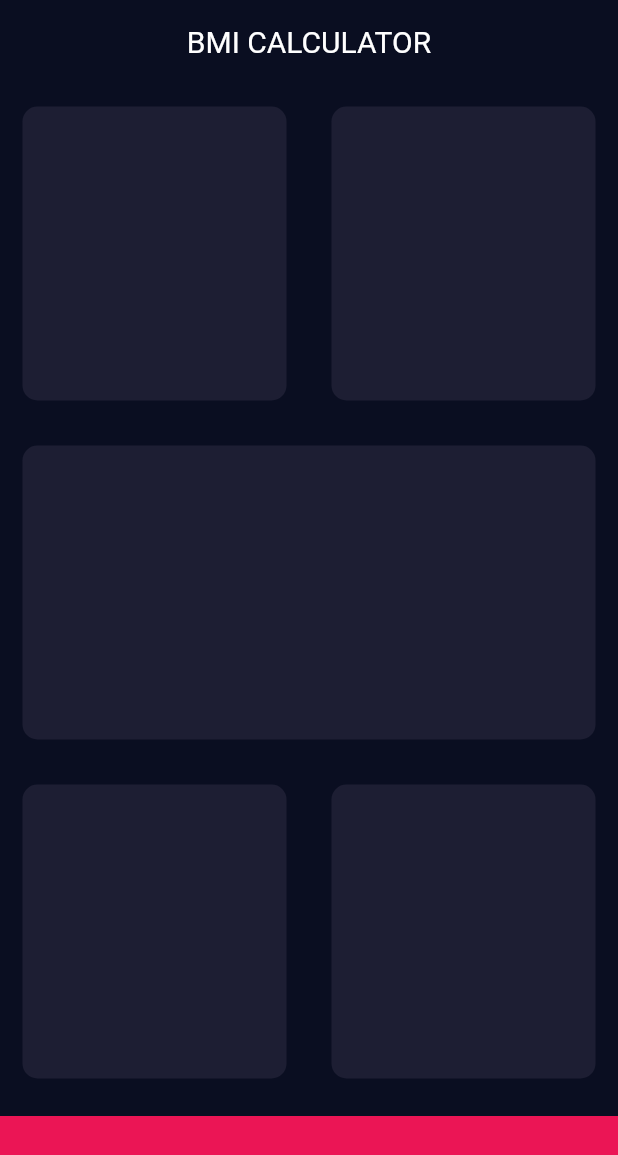
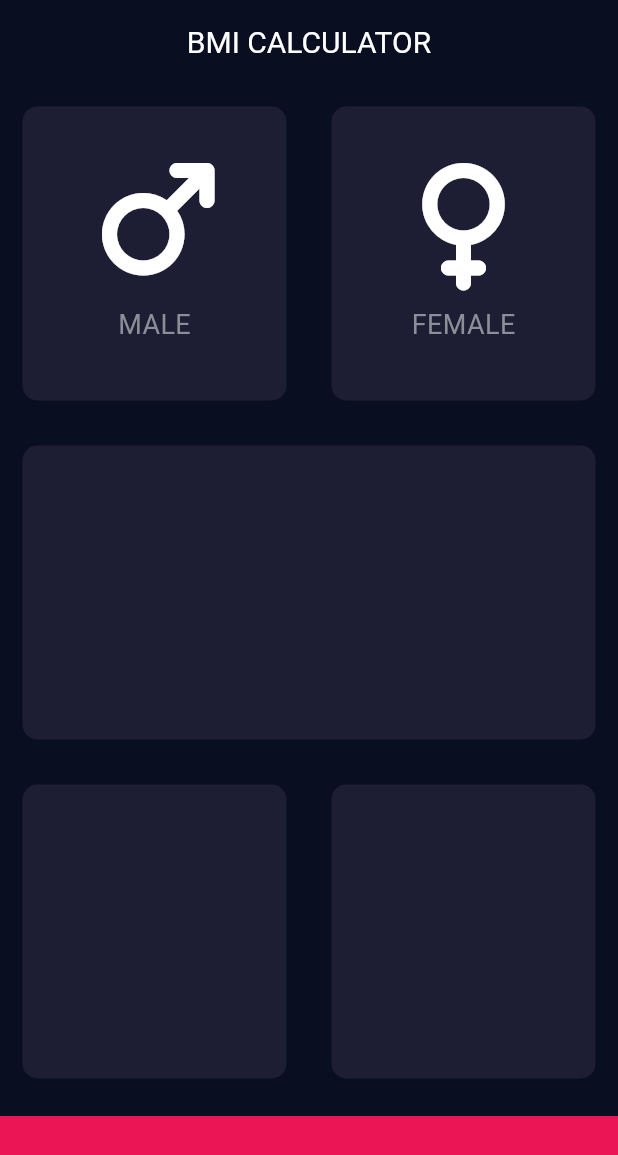
Before and after one commit to KaleabBantayehu/bmi-calculator-app, a Flutter app: the screen it shows after launch, on a phone screen of 412 x 824 dp. Shown: the top 1155 px of the screen. Run offline on Flutter 3.47's test engine with Material 3 defaults, Android fonts, the light colour scheme and no system bars; our stand-ins replace font_awesome_flutter.

Commit message:
refactor: extract reusable card and icon content into separate widgets

```diff
--- /dev/null
+++ b/lib/icon_content.dart
@@ -0,0 +1,30 @@
+import 'package:flutter/material.dart';
+import 'package:font_awesome_flutter/font_awesome_flutter.dart';
+
+const labelTextStyle = TextStyle(fontSize: 18.0, color: Color(0xFF8D8E98));
+
+class IconContent extends StatelessWidget {
+  const IconContent({
+    super.key,
+    required this.icon,
+    required this.label,
+  });
+
+  final FaIconData icon;
+  final String label;
+
+  @override
+  Widget build(BuildContext context) {
+    return Column(
+      mainAxisAlignment: MainAxisAlignment.center,
+      children: [
+        FaIcon(icon, size: 80.0),
+        SizedBox(height: 15.0),
+        Text(
+          label,
+          style: labelTextStyle,
+        ),
+      ],
+    );
+  }
+}
--- a/lib/input_page.dart
+++ b/lib/input_page.dart
@@ -1,8 +1,13 @@
 import 'package:flutter/material.dart';
+import 'package:font_awesome_flutter/font_awesome_flutter.dart';
+import "icon_content.dart";
+import 'reusable_card.dart';
+
 
 const double bottomContainerHeight = 80.0;
 const activeCardColor = Color(0xFF1D1E33);
 const buttomContainerColor = Color(0xFFEB1555);
+
 class InputPage extends StatefulWidget {
   const InputPage({super.key});
 
@@ -20,8 +25,24 @@ class _InputPageState extends State<InputPage> {
           Expanded(
             child: Row(
               children: [
-                Expanded(child: ReusableCard(color: activeCardColor)),
-                Expanded(child: ReusableCard(color: activeCardColor)),
+                Expanded(
+                  child: ReusableCard(
+                    color: activeCardColor,
+                    cardChild: IconContent(
+                      icon: FontAwesomeIcons.mars,
+                      label: 'MALE',
+                    ),
+                  ),
+                ),
+                Expanded(
+                  child: ReusableCard(
+                    color: activeCardColor,
+                    cardChild: IconContent(
+                      icon: FontAwesomeIcons.venus,
+                      label: 'FEMALE',
+                    ),
+                  ),
+                ),
               ],
             ),
           ),
@@ -45,20 +66,3 @@ class _InputPageState extends State<InputPage> {
     );
   }
 }
-
-class ReusableCard extends StatelessWidget {
-  final Color color;
-
-  const ReusableCard({super.key, required this.color});
-
-  @override
-  Widget build(BuildContext context) {
-    return Container(
-      margin: EdgeInsets.all(15.0),
-      decoration: BoxDecoration(
-        borderRadius: BorderRadius.circular(10.0),
-        color: color,
-      ),
-    );
-  }
-}
--- /dev/null
+++ b/lib/reusable_card.dart
@@ -0,0 +1,20 @@
+import "package:flutter/material.dart";
+
+class ReusableCard extends StatelessWidget {
+  const ReusableCard({super.key, required this.color, this.cardChild});
+
+  final Color color;
+  final Widget? cardChild;
+
+  @override
+  Widget build(BuildContext context) {
+    return Container(
+      margin: EdgeInsets.all(15.0),
+      decoration: BoxDecoration(
+        borderRadius: BorderRadius.circular(10.0),
+        color: color,
+      ),
+      child: cardChild,
+    );
+  }
+}
--- a/pubspec.yaml
+++ b/pubspec.yaml
@@ -34,6 +34,7 @@ dependencies:
   # The following adds the Cupertino Icons font to your application.
   # Use with the CupertinoIcons class for iOS style icons.
   cupertino_icons: ^1.0.8
+  font_awesome_flutter: ^11.0.0
 
 dev_dependencies:
   flutter_test:
```
Also changed, not shown: pubspec.lock.
